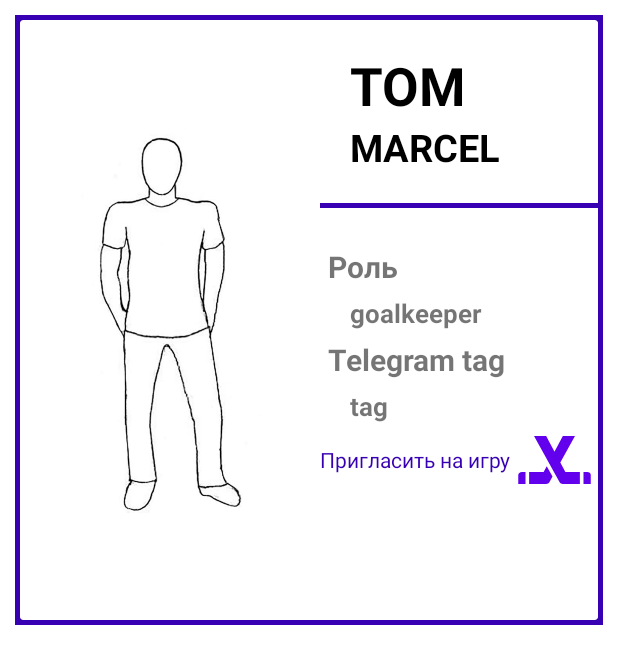
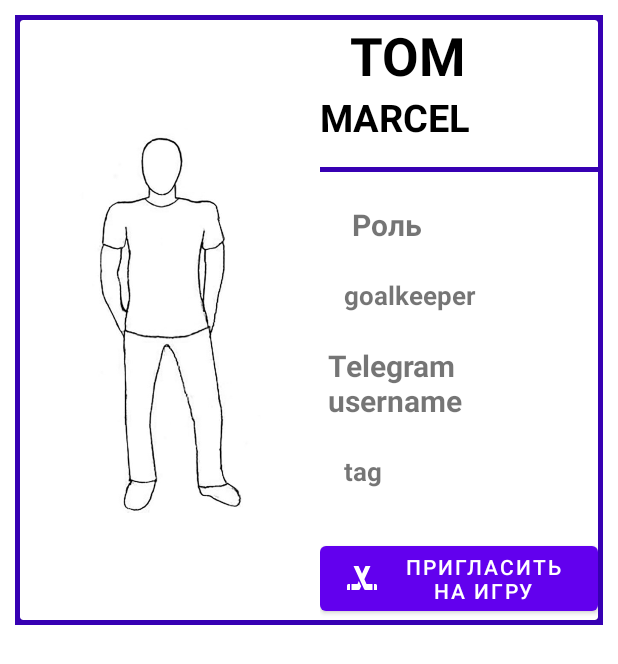
Before and after one commit to DegtyarevEvgeniy/HockeyApp, an Android app: the layout item.xml on its own in the app's theme, with its tools: preview values and no code run, on a phone screen of 412 x 824 dp. Shown: the top 664 px of the screen. Run offline under Robolectric (Android 15) with nearby library versions, the phone set to English and light mode, and no system bars.

Commit message:
new icon

```diff
--- a/app/src/main/java/com/slalom/example/domain/rigistration/MyAdapter.java
+++ b/app/src/main/java/com/slalom/example/domain/rigistration/MyAdapter.java
@@ -92,7 +92,7 @@ public class MyAdapter extends RecyclerView.Adapter<MyAdapter.MyViewHolder> {
             cardView = itemView.findViewById(R.id.cardView);
             cardView.setOnCreateContextMenuListener(this);
 
-        inviteBtn= itemView.findViewById(R.id.inviteBtn);
+
 
 
         }
--- /dev/null
+++ b/app/src/main/res/drawable/ic_launcher_foreground.xml
@@ -0,0 +1,24 @@
+<vector xmlns:android="http://schemas.android.com/apk/res/android"
+    android:width="108dp"
+    android:height="108dp"
+    android:viewportWidth="108"
+    android:viewportHeight="108"
+    android:tint="?attr/colorControlNormal">
+  <group android:scaleX="2.52"
+      android:scaleY="2.52"
+      android:translateX="23.76"
+      android:translateY="23.76">
+    <path
+        android:fillColor="@android:color/white"
+        android:pathData="M2,17v3l2,0v-4H3C2.45,16 2,16.45 2,17z"/>
+    <path
+        android:fillColor="@android:color/white"
+        android:pathData="M9,16H5v4l4.69,-0.01c0.38,0 0.72,-0.21 0.89,-0.55l0.87,-1.9l-1.59,-3.48L9,16z"/>
+    <path
+        android:fillColor="@android:color/white"
+        android:pathData="M21.71,16.29C21.53,16.11 21.28,16 21,16h-1v4l2,0v-3C22,16.72 21.89,16.47 21.71,16.29z"/>
+    <path
+        android:fillColor="@android:color/white"
+        android:pathData="M13.6,12.84L17.65,4H14.3l-1.76,3.97l-0.49,1.1L12,9.21L9.7,4H6.35l4.05,8.84l1.52,3.32L12,16.34l1.42,3.1c0.17,0.34 0.51,0.55 0.89,0.55L19,20v-4h-4L13.6,12.84z"/>
+  </group>
+</vector>
--- a/app/src/main/res/layout/item.xml
+++ b/app/src/main/res/layout/item.xml
@@ -2,20 +2,20 @@
 <androidx.constraintlayout.widget.ConstraintLayout xmlns:android="http://schemas.android.com/apk/res/android"
     xmlns:app="http://schemas.android.com/apk/res-auto"
     xmlns:tools="http://schemas.android.com/tools"
+    android:id="@+id/rootId"
     android:layout_width="match_parent"
     android:layout_height="wrap_content"
     android:layout_margin="10dp"
     android:background="@color/purple_700"
     android:padding="3dp"
-    android:id="@+id/rootId"
     app:cardCornerRadius="10dp"
     app:cardElevation="8dp">
 
     <androidx.cardview.widget.CardView
+        android:id="@+id/cardView"
         android:layout_width="match_parent"
         android:layout_height="match_parent"
         app:cardBackgroundColor="@color/white"
-    android:id="@+id/cardView"
         app:cardElevation="5dp"
         tools:ignore="MissingConstraints">
 
@@ -26,7 +26,6 @@
             tools:ignore="MissingConstraints">
 
 
-
             <ImageView
                 android:id="@+id/imageView"
                 android:layout_width="200dp"
@@ -35,42 +34,31 @@
                 tools:srcCompat="@drawable/person" />
 
 
-
-
             <LinearLayout
                 android:layout_width="match_parent"
                 android:layout_height="match_parent"
                 android:orientation="vertical">
-            <LinearLayout
+
+                <androidx.constraintlayout.widget.ConstraintLayout
                     android:layout_width="match_parent"
-                android:layout_height="wrap_content"
-                android:orientation="vertical">
+                    android:layout_height="match_parent">
 
-<!--                <TextView-->
-<!--                    android:layout_width="wrap_content"-->
-<!--                    android:layout_height="wrap_content"-->
-<!--                    android:padding="5dp"-->
-<!--                    android:text="Имя"-->
-<!--                    android:textSize="20sp"-->
-<!--                    android:background="@color/teal_200"-->
-<!--                    android:textStyle="bold" />-->
 
                     <TextView
                         android:id="@+id/name_text"
                         android:layout_width="match_parent"
                         android:layout_height="wrap_content"
                         android:layout_marginStart="20dp"
+                        android:layout_marginTop="20dp"
                         android:text="Tom"
-                    android:layout_marginTop="20dp"
                         android:textAllCaps="true"
                         android:textColor="@color/black"
                         android:textSize="35sp"
                         android:textStyle="bold" />
 
 
-            </LinearLayout>
-
                     <LinearLayout
+                        android:id="@+id/linearLayout"
                         android:layout_width="match_parent"
                         android:layout_height="wrap_content"
                         android:orientation="vertical">
@@ -84,80 +72,24 @@
                         <!--                    android:textSize="20sp"-->
                         <!--                    android:textStyle="bold" />-->
 
-                <TextView
-                    android:id="@+id/surname_text"
-                    android:layout_width="match_parent"
-                    android:layout_height="wrap_content"
-                    android:textColor="@color/black"
-                    android:layout_marginStart="20dp"
-                    android:text="Marcel"
-                    android:textAllCaps="true"
-                    android:textSize="25sp"
-                    android:textStyle="bold" />
-
 
                     </LinearLayout>
 
-            <!--            <LinearLayout-->
-            <!--                android:layout_width="match_parent"-->
-            <!--                android:layout_height="wrap_content"-->
-            <!--                android:orientation="horizontal">-->
-
-            <!--                <TextView-->
-            <!--                    android:layout_width="wrap_content"-->
-            <!--                    android:layout_height="wrap_content"-->
-            <!--                    android:padding="5dp"-->
-            <!--                    android:text="Email"-->
-            <!--                    android:textSize="20sp"-->
-            <!--                    android:textStyle="bold" />-->
-
-            <!--                <TextView-->
-            <!--                    android:id="@+id/email_text"-->
-            <!--                    android:layout_width="wrap_content"-->
-            <!--                    android:layout_height="wrap_content"-->
-            <!--                    android:layout_marginStart="20dp"-->
-            <!--                    android:text="test@gmail.com"-->
-            <!--                    android:textSize="17sp"-->
-            <!--                    android:textStyle="bold" />-->
-
-
-            <!--            </LinearLayout>-->
-
-
-
-
-
-
-
 
                     <View
+                        android:id="@+id/view"
                         android:layout_width="match_parent"
                         android:layout_height="3dp"
+                        android:layout_marginTop="16dp"
                         android:background="@color/purple_700"
-    android:layout_marginBottom="20dp"
-    android:layout_marginTop="20dp"/>
+                        app:layout_constraintTop_toBottomOf="@+id/surname_text"
+                        tools:layout_editor_absoluteX="0dp" />
 
                     <LinearLayout
                         android:layout_width="match_parent"
                         android:layout_height="wrap_content"
                         android:orientation="vertical">
 
-                <TextView
-                    android:layout_width="wrap_content"
-                    android:layout_height="wrap_content"
-                    android:padding="5dp"
-                    android:text="Роль"
-                    android:textSize="20sp"
-                    android:textStyle="bold" />
-
-                <TextView
-                    android:id="@+id/goalkeeper_text"
-                    android:layout_width="match_parent"
-                    android:layout_height="wrap_content"
-                    android:layout_marginStart="20dp"
-                    android:text="goalkeeper"
-                    android:textSize="17sp"
-                    android:textStyle="bold" />
                     </LinearLayout>
 
                     <LinearLayout
@@ -165,67 +97,85 @@
                         android:layout_height="wrap_content"
                         android:orientation="vertical">
 
-                <TextView
-                    android:layout_width="wrap_content"
+
+                    </LinearLayout>
+
+                    <com.google.android.material.button.MaterialButton
+                        android:layout_width="match_parent"
                         android:layout_height="wrap_content"
-                    android:padding="5dp"
-                    android:text="Telegram tag"
-                    android:textSize="20sp"
-                    android:textStyle="bold" />
+                        android:text="@string/invitation_button"
+                        app:icon="@drawable/ic_baseline_sports_hockey_24"
+                        app:layout_constraintBottom_toBottomOf="parent"
+                        app:layout_constraintEnd_toEndOf="parent"
+                        app:layout_constraintStart_toStartOf="parent" />
 
                     <TextView
                         android:id="@+id/telegram_text"
                         android:layout_width="match_parent"
                         android:layout_height="wrap_content"
-                    android:layout_marginStart="20dp"
+                        android:layout_margin="@dimen/fab_margin"
                         android:text="tag"
                         android:textSize="17sp"
-                    android:textStyle="bold" />
+                        android:textStyle="bold"
+                        app:layout_constraintEnd_toEndOf="parent"
+                        app:layout_constraintStart_toStartOf="parent"
+                        app:layout_constraintTop_toBottomOf="@+id/textView2" />
+
+                    <TextView
+                        android:id="@+id/textView2"
+                        android:layout_width="wrap_content"
+                        android:layout_height="wrap_content"
+                        android:layout_marginTop="16dp"
+                        android:padding="5dp"
+                        android:text="@string/telegram_username"
+                        android:textSize="20sp"
+                        android:textStyle="bold"
+                        app:layout_constraintEnd_toEndOf="parent"
+                        app:layout_constraintHorizontal_bias="0.0"
+                        app:layout_constraintStart_toStartOf="parent"
+                        app:layout_constraintTop_toBottomOf="@+id/goalkeeper_text" />
+
+                    <TextView
+                        android:id="@+id/surname_text"
+                        android:layout_width="match_parent"
+                        android:layout_height="wrap_content"
+                        android:text="Marcel"
+                        android:textAllCaps="true"
+                        android:textColor="@color/black"
+                        android:textSize="25sp"
+                        android:textStyle="bold"
+                        app:layout_constraintEnd_toEndOf="parent"
+                        app:layout_constraintStart_toStartOf="parent"
+                        app:layout_constraintTop_toBottomOf="@+id/name_text" />
+
+                    <TextView
+                        android:id="@+id/goalkeeper_text"
+                        android:layout_width="match_parent"
+                        android:layout_height="wrap_content"
+                        android:layout_margin="@dimen/fab_margin"
+                        android:text="goalkeeper"
+                        android:textSize="17sp"
+                        android:textStyle="bold"
+                        app:layout_constraintEnd_toEndOf="parent"
+                        app:layout_constraintStart_toStartOf="parent"
+                        app:layout_constraintTop_toBottomOf="@+id/textView" />
+
+                    <TextView
+                        android:id="@+id/textView"
+                        android:layout_width="wrap_content"
+                        android:layout_height="wrap_content"
+                        android:layout_margin="@dimen/fab_margin"
+                        android:layout_marginTop="16dp"
+                        android:padding="5dp"
+                        android:text="@string/role"
+                        android:textSize="20sp"
+                        android:textStyle="bold"
+                        app:layout_constraintStart_toStartOf="parent"
+                        app:layout_constraintTop_toBottomOf="@+id/view" />
 
 
+                </androidx.constraintlayout.widget.ConstraintLayout>
             </LinearLayout>
-<LinearLayout
-    android:layout_width="wrap_content"
-    android:layout_height="wrap_content"
-    android:layout_gravity="bottom"
-    android:orientation="horizontal">
-
-            <TextView
-                android:layout_width="wrap_content"
-                android:layout_height="wrap_content"
-                android:textColor="@color/purple_700"
-                android:layout_gravity="center_vertical"
-                android:text="Пригласить на игру"/>
-            <Button
-                android:layout_width="wrap_content"
-                android:layout_height="wrap_content"
-                android:id="@+id/inviteBtn"
-                android:background="@drawable/ic_baseline_sports_hockey_24"
-                android:layout_gravity="right"/>
-
-</LinearLayout>
-
-
-            <!--            <LinearLayout-->
-<!--                android:layout_width="match_parent"-->
-<!--                android:layout_height="wrap_content"-->
-<!--                android:orientation="vertical">-->
-<!--               -->
-<!--                <ImageButton-->
-<!--                    android:id="@+id/favIt"-->
-<!--                    android:layout_width="wrap_content"-->
-<!--                    android:layout_height="wrap_content"-->
-<!--                    android:src="@drawable/ic_favorite_shadow_24"-->
-<!--                    android:background="@android:color/transparent"-->
-<!--                    android:layout_gravity="center">-->
-
-<!--                </ImageButton>-->
-
-<!--            </LinearLayout>-->
-
-
-        </LinearLayout>
-
 
 
         </LinearLayout>
--- a/app/src/main/res/mipmap-anydpi-v26/ic_launcher.xml
+++ b/app/src/main/res/mipmap-anydpi-v26/ic_launcher.xml
@@ -1,5 +1,5 @@
 <?xml version="1.0" encoding="utf-8"?>
 <adaptive-icon xmlns:android="http://schemas.android.com/apk/res/android">
-    <background android:drawable="@drawable/ic_launcher_background" />
-    <foreground android:drawable="@drawable/ic_launcher_foreground" />
+    <background android:drawable="@color/ic_launcher_background"/>
+    <foreground android:drawable="@drawable/ic_launcher_foreground"/>
 </adaptive-icon>
--- a/app/src/main/res/mipmap-anydpi-v26/ic_launcher_round.xml
+++ b/app/src/main/res/mipmap-anydpi-v26/ic_launcher_round.xml
@@ -1,5 +1,5 @@
 <?xml version="1.0" encoding="utf-8"?>
 <adaptive-icon xmlns:android="http://schemas.android.com/apk/res/android">
-    <background android:drawable="@drawable/ic_launcher_background" />
-    <foreground android:drawable="@drawable/ic_launcher_foreground" />
+    <background android:drawable="@color/ic_launcher_background"/>
+    <foreground android:drawable="@drawable/ic_launcher_foreground"/>
 </adaptive-icon>
--- /dev/null
+++ b/app/src/main/res/values/ic_launcher_background.xml
@@ -0,0 +1,4 @@
+<?xml version="1.0" encoding="utf-8"?>
+<resources>
+    <color name="ic_launcher_background">#D7D8DC</color>
+</resources>
--- a/app/src/main/res/values/strings.xml
+++ b/app/src/main/res/values/strings.xml
@@ -14,4 +14,7 @@
     <string name="menu_home">Home</string>
     <string name="menu_gallery">Gallery</string>
     <string name="menu_slideshow">Slideshow</string>
+    <string name="invitation_button">Пригласить на игру</string>
+    <string name="telegram_username">Telegram username</string>
+    <string name="role">Роль</string>
 </resources>
```
Also changed, not shown: app/src/main/ic_launcher-playstore.png (added), app/src/main/res/mipmap-hdpi/ic_launcher.png, app/src/main/res/mipmap-hdpi/ic_launcher_round.png, app/src/main/res/mipmap-mdpi/ic_launcher.png, app/src/main/res/mipmap-mdpi/ic_launcher_round.png, app/src/main/res/mipmap-xhdpi/ic_launcher.png, app/src/main/res/mipmap-xhdpi/ic_launcher_round.png, app/src/main/res/mipmap-xxhdpi/ic_launcher.png, app/src/main/res/mipmap-xxhdpi/ic_launcher_round.png, app/src/main/res/mipmap-xxxhdpi/ic_launcher.png, app/src/main/res/mipmap-xxxhdpi/ic_launcher_round.png. Lines whose indentation alone changed are shown as unchanged.
